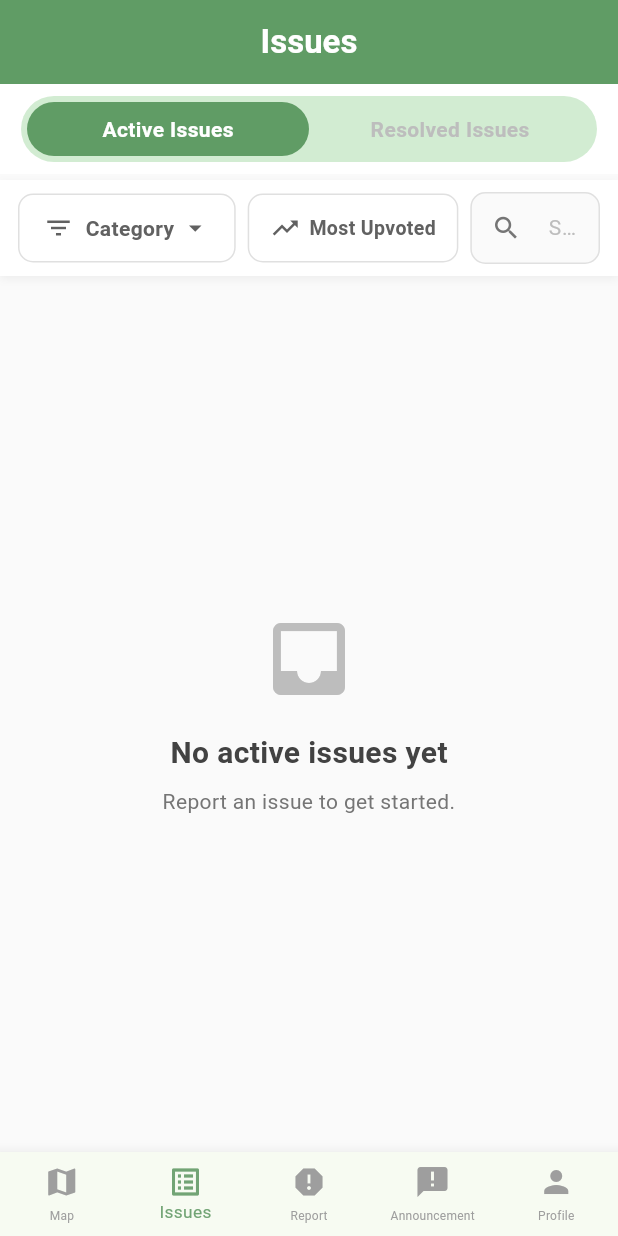
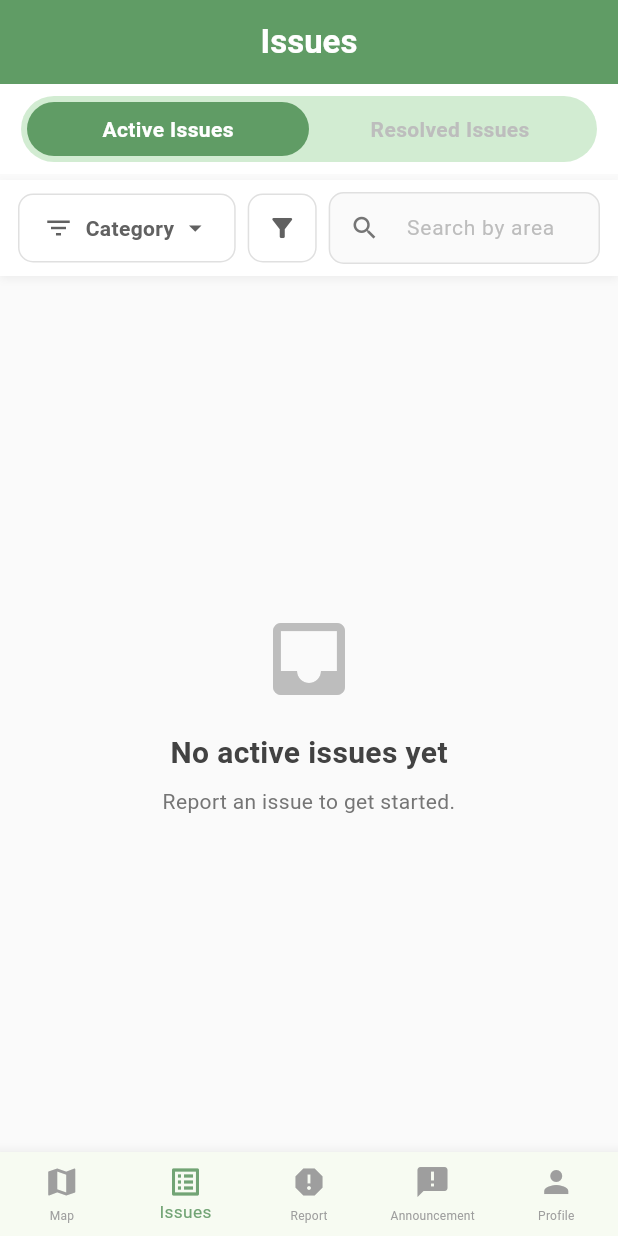
Before and after one commit to Jnyyy27/GreenWatch, a Flutter app: the screen it shows once a user with an empty profile is signed in, item 2 of the bottom bar chosen, on a phone screen of 412 x 824 dp. Run offline on Flutter 3.47's test engine with Material 3 defaults, Android fonts, the phone set to English and light mode, and no system bars; our stand-ins replace cloud_firestore, firebase_auth, firebase_core, firebase_storage, geocoding, geolocator and 5 more; accounts and stored records are empty.

Commit message:
slight ammend ui (issue page)

```diff
--- a/lib/app_mobile/screens/issues_screen.dart
+++ b/lib/app_mobile/screens/issues_screen.dart
@@ -15,6 +15,8 @@ class IssuesScreen extends StatefulWidget {
   @override
   State<IssuesScreen> createState() => _IssuesScreenState();
 }
+
+enum _SortOption { mostUpvoted, newest }
 
 class _IssuesScreenState extends State<IssuesScreen> {
   String? _selectedCategory;
@@ -35,9 +37,6 @@ class _IssuesScreenState extends State<IssuesScreen> {
 
   String get _engagementAction =>
       _showResolvedIssues ? 'like' : 'upvote';
-
-  String get _sortButtonLabel =>
-      _showResolvedIssues ? 'Most Liked' : 'Most Upvoted';
 
   String get _sortChipLabel =>
       _showResolvedIssues ? 'Most liked' : 'Most upvoted';
@@ -415,16 +414,28 @@ class _IssuesScreenState extends State<IssuesScreen> {
                       ? const Color.fromARGB(255, 96, 156, 101)
                       : Colors.white,
                   borderRadius: BorderRadius.circular(10),
-                  child: InkWell(
-                    onTap: () {
+                  child: PopupMenuButton<_SortOption>(
+                    tooltip: 'Sort',
+                    onSelected: (value) {
                       setState(() {
-                        _sortByMostUpvoted = !_sortByMostUpvoted;
+                        _sortByMostUpvoted = value == _SortOption.mostUpvoted;
                       });
                     },
-                    borderRadius: BorderRadius.circular(10),
+                    itemBuilder: (context) => [
+                      CheckedPopupMenuItem(
+                        value: _SortOption.mostUpvoted,
+                        checked: _sortByMostUpvoted,
+                        child: Text(_sortChipLabel),
+                      ),
+                      CheckedPopupMenuItem(
+                        value: _SortOption.newest,
+                        checked: !_sortByMostUpvoted,
+                        child: const Text('Newest'),
+                      ),
+                    ],
                     child: Container(
                       padding: const EdgeInsets.symmetric(
-                        horizontal: 14,
+                        horizontal: 12,
                         vertical: 12,
                       ),
                       decoration: BoxDecoration(
@@ -435,28 +446,12 @@ class _IssuesScreenState extends State<IssuesScreen> {
                         ),
                         borderRadius: BorderRadius.circular(10),
                       ),
-                      child: Row(
-                        mainAxisSize: MainAxisSize.min,
-                        children: [
-                          Icon(
-                            Icons.trending_up,
-                            size: 20,
-                            color: _sortByMostUpvoted
-                                ? Colors.white
-                                : Colors.grey.shade700,
-                          ),
-                          const SizedBox(width: 6),
-                          Text(
-                            _sortButtonLabel,
-                            style: TextStyle(
-                              fontSize: 13,
-                              fontWeight: FontWeight.w600,
-                              color: _sortByMostUpvoted
-                                  ? Colors.white
-                                  : Colors.grey.shade700,
-                            ),
-                          ),
-                        ],
+                      child: Icon(
+                        Icons.filter_alt,
+                        size: 20,
+                        color: _sortByMostUpvoted
+                            ? Colors.white
+                            : Colors.grey.shade700,
                       ),
                     ),
                   ),
@@ -466,7 +461,7 @@ class _IssuesScreenState extends State<IssuesScreen> {
                   child: TextField(
                     controller: _areaSearchController,
                     decoration: InputDecoration(
-                      hintText: 'Search area...',
+                      hintText: 'Search by area',
                       hintStyle: TextStyle(
                         color: Colors.grey.shade400,
                         fontSize: 14,
```
